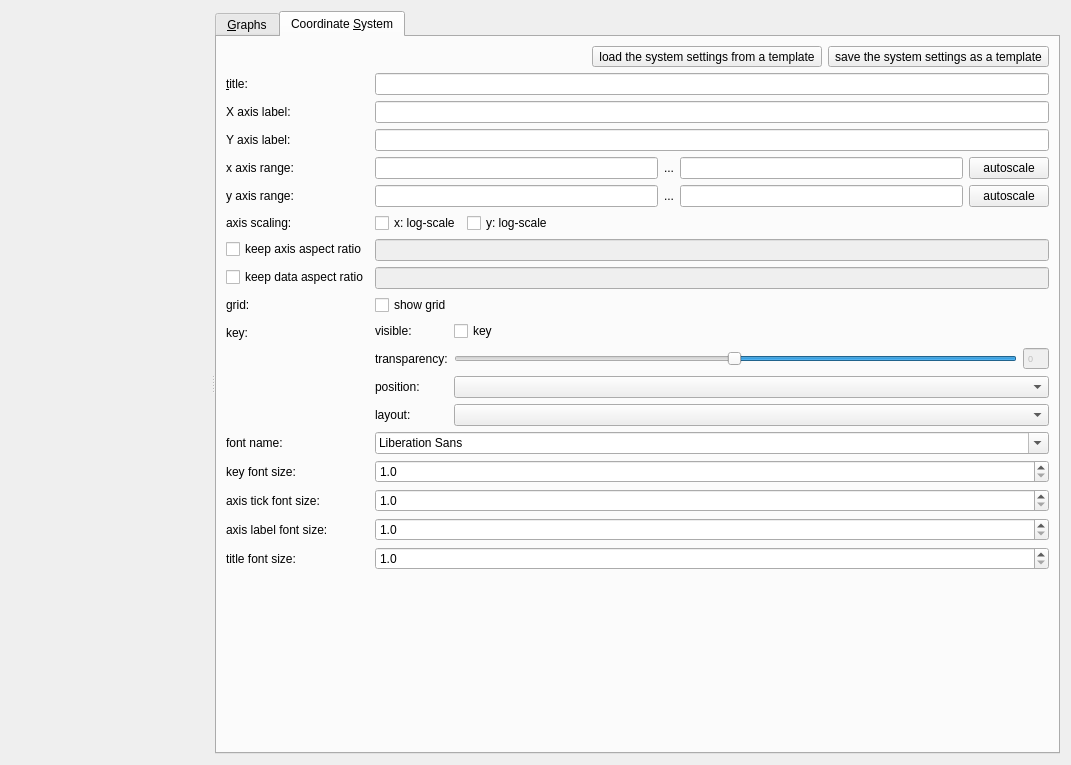
This is plugins/table/qfrdrtableplotwidget.ui in jkriege2/QuickFit3 as Qt 5 draws it before an edit. The edited form follows.
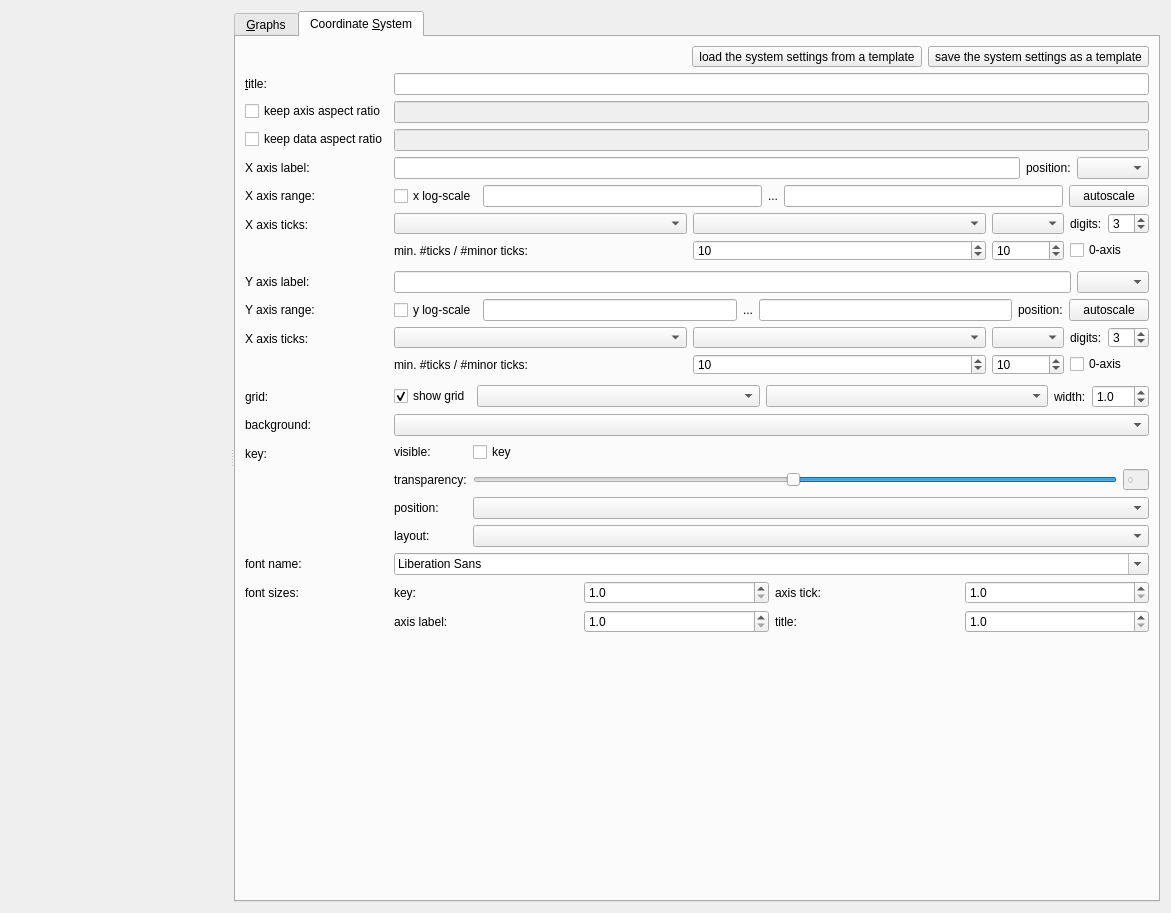
This is the edited form. The open tabs and pages were chosen to show the change. Icons and pictures are not drawn. Custom widgets are drawn as their Qt base class.

Commit message: QuickFit3/table: more options to layout the coordinate system (background, axis styles, ...) QuickFit3/imFCCSFit: improvements ... made some changes in other plugins necessary (base_classes!)

What changed in the file:
```diff
--- a/plugins/table/qfrdrtableplotwidget.ui
+++ b/plugins/table/qfrdrtableplotwidget.ui
@@ -6,14 +6,14 @@
    <rect>
     <x>0</x>
     <y>0</y>
-    <width>841</width>
-    <height>730</height>
+    <width>1171</width>
+    <height>913</height>
    </rect>
   </property>
   <property name="windowTitle">
    <string>Form</string>
   </property>
-  <layout class="QHBoxLayout" name="horizontalLayout_5">
+  <layout class="QVBoxLayout" name="verticalLayout_2">
    <item>
     <widget class="QVisibleHandleSplitter" name="splitter">
      <property name="orientation">
@@ -1561,7 +1561,51 @@
         <string>Coordinate &amp;System</string>
        </attribute>
        <layout class="QFormLayout" name="formLayout_3">
-        <item row="3" column="0">
+        <item row="0" column="1">
+         <widget class="QWidget" name="widSaveCoordSettings" native="true">
+          <layout class="QHBoxLayout" name="horizontalLayout_14">
+           <property name="margin">
+            <number>0</number>
+           </property>
+           <item>
+            <spacer name="horizontalSpacer_2">
+             <property name="orientation">
+              <enum>Qt::Horizontal</enum>
+             </property>
+             <property name="sizeHint" stdset="0">
+              <size>
+               <width>40</width>
+               <height>20</height>
+              </size>
+             </property>
+            </spacer>
+           </item>
+           <item>
+            <widget class="QToolButton" name="btnLoadSystem">
+             <property name="text">
+              <string>load the system settings from a template</string>
+             </property>
+             <property name="icon">
+              <iconset resource="qfrdrtable.qrc">
+               <normaloff>:/table/fileopen.png</normaloff>:/table/fileopen.png</iconset>
+             </property>
+            </widget>
+           </item>
+           <item>
+            <widget class="QToolButton" name="btnSaveSystem">
+             <property name="text">
+              <string>save the system settings as a template</string>
+             </property>
+             <property name="icon">
+              <iconset resource="qfrdrtable.qrc">
+               <normaloff>:/table/filesave.png</normaloff>:/table/filesave.png</iconset>
+             </property>
+            </widget>
+           </item>
+          </layout>
+         </widget>
+        </item>
+        <item row="1" column="0">
          <widget class="QLabel" name="label_9">
           <property name="text">
            <string>&amp;title:</string>
@@ -1571,7 +1615,7 @@
           </property>
          </widget>
         </item>
-        <item row="3" column="1">
+        <item row="1" column="1">
          <widget class="QLineEdit" name="edtTitle">
           <property name="sizePolicy">
            <sizepolicy hsizetype="MinimumExpanding" vsizetype="Fixed">
@@ -1581,6 +1625,46 @@
           </property>
          </widget>
         </item>
+        <item row="2" column="0">
+         <widget class="QCheckBox" name="chkKeepAxisAspect">
+          <property name="text">
+           <string>keep axis aspect ratio</string>
+          </property>
+         </widget>
+        </item>
+        <item row="2" column="1">
+         <widget class="QFDoubleEdit" name="edtDataAspect">
+          <property name="enabled">
+           <bool>false</bool>
+          </property>
+          <property name="sizePolicy">
+           <sizepolicy hsizetype="MinimumExpanding" vsizetype="Fixed">
+            <horstretch>0</horstretch>
+            <verstretch>0</verstretch>
+           </sizepolicy>
+          </property>
+         </widget>
+        </item>
+        <item row="3" column="0">
+         <widget class="QCheckBox" name="chkKeepDataAspect">
+          <property name="text">
+           <string>keep data aspect ratio</string>
+          </property>
+         </widget>
+        </item>
+        <item row="3" column="1">
+         <widget class="QFDoubleEdit" name="edtAxisAspect">
+          <property name="enabled">
+           <bool>false</bool>
+          </property>
+          <property name="sizePolicy">
+           <sizepolicy hsizetype="MinimumExpanding" vsizetype="Fixed">
+            <horstretch>0</horstretch>
+            <verstretch>0</verstretch>
+           </sizepolicy>
+          </property>
+         </widget>
+        </item>
         <item row="4" column="0">
          <widget class="QLabel" name="label_7">
           <property name="text">
@@ -1592,47 +1676,48 @@
          </widget>
         </item>
         <item row="4" column="1">
-         <widget class="QLineEdit" name="edtXLabel">
-          <property name="sizePolicy">
-           <sizepolicy hsizetype="MinimumExpanding" vsizetype="Fixed">
-            <horstretch>0</horstretch>
-            <verstretch>0</verstretch>
-           </sizepolicy>
-          </property>
-         </widget>
+         <layout class="QHBoxLayout" name="horizontalLayout_2">
+          <item>
+           <widget class="QLineEdit" name="edtXLabel">
+            <property name="sizePolicy">
+             <sizepolicy hsizetype="MinimumExpanding" vsizetype="Fixed">
+              <horstretch>0</horstretch>
+              <verstretch>0</verstretch>
+             </sizepolicy>
+            </property>
+           </widget>
+          </item>
+          <item>
+           <widget class="QLabel" name="label_26">
+            <property name="text">
+             <string>position:</string>
+            </property>
+           </widget>
+          </item>
+          <item>
+           <widget class="JKQTPlabelPositionComboBox" name="cmbXLabelPosition"/>
+          </item>
+         </layout>
         </item>
         <item row="5" column="0">
-         <widget class="QLabel" name="label_8">
-          <property name="text">
-           <string>Y axis label:</string>
-          </property>
-          <property name="buddy">
-           <cstring>edtYLabel</cstring>
-          </property>
-         </widget>
-        </item>
-        <item row="5" column="1">
-         <widget class="QLineEdit" name="edtYLabel">
-          <property name="sizePolicy">
-           <sizepolicy hsizetype="MinimumExpanding" vsizetype="Fixed">
-            <horstretch>0</horstretch>
-            <verstretch>0</verstretch>
-           </sizepolicy>
-          </property>
-         </widget>
-        </item>
-        <item row="6" column="0">
          <widget class="QLabel" name="label_10">
           <property name="text">
-           <string>x axis range:</string>
+           <string>X axis range:</string>
           </property>
           <property name="buddy">
            <cstring>edtXMin</cstring>
           </property>
          </widget>
         </item>
-        <item row="6" column="1">
+        <item row="5" column="1">
          <layout class="QHBoxLayout" name="horizontalLayout_3">
+          <item>
+           <widget class="QCheckBox" name="chkLogX">
+            <property name="text">
+             <string>x log-scale</string>
+            </property>
+           </widget>
+          </item>
           <item>
            <widget class="QFDoubleEdit" name="edtXMin">
             <property name="sizePolicy">
@@ -1669,18 +1754,120 @@
           </item>
          </layout>
         </item>
+        <item row="6" column="0">
+         <widget class="QLabel" name="label_12">
+          <property name="text">
+           <string>X axis ticks:</string>
+          </property>
+          <property name="buddy">
+           <cstring>cmbXMode1</cstring>
+          </property>
+         </widget>
+        </item>
+        <item row="6" column="1">
+         <layout class="QGridLayout" name="gridLayout_5" columnstretch="1,1,0,0,0" columnminimumwidth="0,0,0,0,0">
+          <item row="0" column="0">
+           <widget class="JKQTPCAdrawModeComboBox" name="cmbXMode1"/>
+          </item>
+          <item row="0" column="2">
+           <widget class="JKQTPCAlabelTypeComboBox" name="cmbXLabel"/>
+          </item>
+          <item row="0" column="3">
+           <widget class="QLabel" name="label_3">
+            <property name="text">
+             <string>digits:</string>
+            </property>
+           </widget>
+          </item>
+          <item row="0" column="4">
+           <widget class="QSpinBox" name="spinXAxisDigits">
+            <property name="value">
+             <number>3</number>
+            </property>
+           </widget>
+          </item>
+          <item row="1" column="0">
+           <widget class="QLabel" name="label_4">
+            <property name="text">
+             <string>min. #ticks / #minor ticks:</string>
+            </property>
+            <property name="buddy">
+             <cstring>spinXAxisMinTicks</cstring>
+            </property>
+           </widget>
+          </item>
+          <item row="1" column="3" colspan="2">
+           <widget class="QCheckBox" name="chkX0Axis">
+            <property name="text">
+             <string>0-axis</string>
+            </property>
+           </widget>
+          </item>
+          <item row="0" column="1">
+           <widget class="JKQTPCAdrawModeComboBox" name="cmbXMode2"/>
+          </item>
+          <item row="1" column="1">
+           <widget class="QSpinBox" name="spinXAxisMinTicks">
+            <property name="value">
+             <number>10</number>
+            </property>
+           </widget>
+          </item>
+          <item row="1" column="2">
+           <widget class="QSpinBox" name="spinXAxisMinorTicks">
+            <property name="value">
+             <number>10</number>
+            </property>
+           </widget>
+          </item>
+         </layout>
+        </item>
         <item row="7" column="0">
+         <widget class="QLabel" name="label_8">
+          <property name="text">
+           <string>Y axis label:</string>
+          </property>
+          <property name="buddy">
+           <cstring>edtYLabel</cstring>
+          </property>
+         </widget>
+        </item>
+        <item row="7" column="1">
+         <layout class="QHBoxLayout" name="horizontalLayout_17" stretch="1,0">
+          <item>
+           <widget class="QLineEdit" name="edtYLabel">
+            <property name="sizePolicy">
+             <sizepolicy hsizetype="MinimumExpanding" vsizetype="Fixed">
+              <horstretch>0</horstretch>
+              <verstretch>0</verstretch>
+             </sizepolicy>
+            </property>
+           </widget>
+          </item>
+          <item>
+           <widget class="JKQTPlabelPositionComboBox" name="cmbYLabelPosition"/>
+          </item>
+         </layout>
+        </item>
+        <item row="8" column="0">
          <widget class="QLabel" name="label_11">
           <property name="text">
-           <string>y axis range:</string>
+           <string>Y axis range:</string>
           </property>
           <property name="buddy">
            <cstring>edtYMin</cstring>
           </property>
          </widget>
         </item>
-        <item row="7" column="1">
+        <item row="8" column="1">
          <layout class="QHBoxLayout" name="horizontalLayout_4">
+          <item>
+           <widget class="QCheckBox" name="chkLogY">
+            <property name="text">
+             <string>y log-scale</string>
+            </property>
+           </widget>
+          </item>
           <item>
            <widget class="QFDoubleEdit" name="edtYMin">
             <property name="sizePolicy">
@@ -1708,6 +1895,13 @@
             </property>
            </widget>
           </item>
+          <item>
+           <widget class="QLabel" name="label_29">
+            <property name="text">
+             <string>position:</string>
+            </property>
+           </widget>
+          </item>
           <item>
            <widget class="QPushButton" name="btnAutoscaleY">
             <property name="text">
@@ -1717,88 +1911,72 @@
           </item>
          </layout>
         </item>
-        <item row="8" column="0">
-         <widget class="QLabel" name="label_12">
-          <property name="text">
-           <string>axis scaling:</string>
-          </property>
-          <property name="buddy">
-           <cstring>chkLogX</cstring>
-          </property>
-         </widget>
-        </item>
-        <item row="8" column="1">
-         <layout class="QHBoxLayout" name="horizontalLayout_2">
-          <item>
-           <widget class="QCheckBox" name="chkLogX">
-            <property name="text">
-             <string>x: log-scale</string>
-            </property>
-           </widget>
-          </item>
-          <item>
-           <widget class="QCheckBox" name="chkLogY">
-            <property name="text">
-             <string>y: log-scale</string>
-            </property>
-           </widget>
-          </item>
-          <item>
-           <spacer name="horizontalSpacer_2">
-            <property name="orientation">
-             <enum>Qt::Horizontal</enum>
-            </property>
-            <property name="sizeHint" stdset="0">
-             <size>
-              <width>40</width>
-              <height>20</height>
-             </size>
-            </property>
-           </spacer>
-          </item>
-         </layout>
-        </item>
         <item row="9" column="0">
-         <widget class="QCheckBox" name="chkKeepAxisAspect">
+         <widget class="QLabel" name="label_22">
           <property name="text">
-           <string>keep axis aspect ratio</string>
+           <string>X axis ticks:</string>
+          </property>
+          <property name="buddy">
+           <cstring>cmbYMode1</cstring>
           </property>
          </widget>
         </item>
         <item row="9" column="1">
-         <widget class="QFDoubleEdit" name="edtAxisAspect">
-          <property name="enabled">
-           <bool>false</bool>
-          </property>
-          <property name="sizePolicy">
-           <sizepolicy hsizetype="MinimumExpanding" vsizetype="Fixed">
-            <horstretch>0</horstretch>
-            <verstretch>0</verstretch>
-           </sizepolicy>
-          </property>
-         </widget>
+         <layout class="QGridLayout" name="gridLayout_6" columnstretch="1,1,0,0,0" columnminimumwidth="0,0,0,0,0">
+          <item row="0" column="0">
+           <widget class="JKQTPCAdrawModeComboBox" name="cmbYMode1"/>
+          </item>
+          <item row="0" column="2">
+           <widget class="JKQTPCAlabelTypeComboBox" name="cmbYLabel"/>
+          </item>
+          <item row="0" column="3">
+           <widget class="QLabel" name="label_5">
+            <property name="text">
+             <string>digits:</string>
+            </property>
+           </widget>
+          </item>
+          <item row="0" column="4">
+           <widget class="QSpinBox" name="spinYAxisDigits">
+            <property name="value">
+             <number>3</number>
+            </property>
+           </widget>
+          </item>
+          <item row="1" column="0">
+           <widget class="QLabel" name="label_6">
+            <property name="text">
+             <string>min. #ticks / #minor ticks:</string>
+            </property>
+           </widget>
+          </item>
+          <item row="1" column="3" colspan="2">
+           <widget class="QCheckBox" name="chkY0Axis">
+            <property name="text">
+             <string>0-axis</string>
+            </property>
+           </widget>
+          </item>
+          <item row="0" column="1">
+           <widget class="JKQTPCAdrawModeComboBox" name="cmbYMode2"/>
+          </item>
+          <item row="1" column="1">
+           <widget class="QSpinBox" name="spinYAxisMinTicks">
+            <property name="value">
+             <number>10</number>
+            </property>
+           </widget>
+          </item>
+          <item row="1" column="2">
+           <widget class="QSpinBox" name="spinYAxisMinorTicks">
+            <property name="value">
+             <number>10</number>
+            </property>
+           </widget>
+          </item>
+         </layout>
         </item>
         <item row="10" column="0">
-         <widget class="QCheckBox" name="chkKeepDataAspect">
-          <property name="text">
-           <string>keep data aspect ratio</string>
-          </property>
-         </widget>
-        </item>
-        <item row="10" column="1">
-         <widget class="QFDoubleEdit" name="edtDataAspect">
-          <property name="enabled">
-           <bool>false</bool>
-          </property>
-          <property name="sizePolicy">
-           <sizepolicy hsizetype="MinimumExpanding" vsizetype="Fixed">
-            <horstretch>0</horstretch>
-            <verstretch>0</verstretch>
-           </sizepolicy>
-          </property>
-         </widget>
-        </item>
-        <item row="11" column="0">
          <widget class="QLabel" name="label_16">
           <property name="text">
            <string>grid:</string>
@@ -1808,10 +1986,71 @@
           </property>
          </widget>
         </item>
+        <item row="10" column="1">
+         <layout class="QHBoxLayout" name="horizontalLayout_18" stretch="0,1,1,0,0">
+          <item>
+           <widget class="QCheckBox" name="chkGrid">
+            <property name="text">
+             <string>show grid</string>
+            </property>
+            <property name="checked">
+             <bool>true</bool>
+            </property>
+           </widget>
+          </item>
+          <item>
+           <widget class="ColorComboBox" name="cmbGridColor">
+            <property name="enabled">
+             <bool>true</bool>
+            </property>
+           </widget>
+          </item>
+          <item>
+           <widget class="LineStyleComboBox" name="cmbGridLinestyle">
+            <property name="enabled">
+             <bool>true</bool>
+            </property>
+           </widget>
+          </item>
+          <item>
+           <widget class="QLabel" name="label_24">
+            <property name="enabled">
+             <bool>true</bool>
+            </property>
+            <property name="text">
+             <string>width:</string>
+            </property>
+           </widget>
+          </item>
+          <item>
+           <widget class="QDoubleSpinBox" name="spinGridWidth">
+            <property name="enabled">
+             <bool>true</bool>
+            </property>
+            <property name="decimals">
+             <number>1</number>
+            </property>
+            <property name="value">
+             <double>1.000000000000000</double>
+            </property>
+           </widget>
+          </item>
+         </layout>
+        </item>
+        <item row="11" column="0">
+         <widget class="QLabel" name="label_25">
+          <property name="text">
+           <string>background:</string>
+          </property>
+          <property name="buddy">
+           <cstring>cmbBackgroundColor</cstring>
+          </property>
+         </widget>
+        </item>
         <item row="11" column="1">
-         <widget class="QCheckBox" name="chkGrid">
-          <property name="text">
-           <string>show grid</string>
+         <widget class="ColorComboBox" name="cmbBackgroundColor">
+          <property name="enabled">
+           <bool>true</bool>
           </property>
          </widget>
         </item>
@@ -1827,9 +2066,6 @@
         </item>
         <item row="12" column="1">
          <layout class="QFormLayout" name="formLayout_2">
-          <property name="fieldGrowthPolicy">
-           <enum>QFormLayout::AllNonFixedFieldsGrow</enum>
-          </property>
           <item row="0" column="0">
            <widget class="QLabel" name="label_37">
             <property name="text">
@@ -1985,9 +2221,9 @@
          </widget>
         </item>
         <item row="14" column="0">
-         <widget class="QLabel" name="label_18">
+         <widget class="QLabel" name="label_23">
           <property name="text">
-           <string>key font size:</string>
+           <string>font sizes:</string>
           </property>
           <property name="buddy">
            <cstring>spinKeyFontSize</cstring>
@@ -1995,118 +2231,40 @@
          </widget>
         </item>
         <item row="14" column="1">
-         <widget class="QDoubleSpinBox" name="spinKeyFontSize">
-          <property name="sizePolicy">
-           <sizepolicy hsizetype="Minimum" vsizetype="Fixed">
-            <horstretch>0</horstretch>
-            <verstretch>0</verstretch>
-           </sizepolicy>
-          </property>
-          <property name="decimals">
-           <number>1</number>
-          </property>
-          <property name="minimum">
-           <double>1.000000000000000</double>
-          </property>
-          <property name="maximum">
-           <double>256.000000000000000</double>
-          </property>
-         </widget>
-        </item>
-        <item row="15" column="0">
-         <widget class="QLabel" name="label_19">
-          <property name="text">
-           <string>axis tick font size:</string>
-          </property>
-          <property name="buddy">
-           <cstring>spinAxisFontSize</cstring>
-          </property>
-         </widget>
-        </item>
-        <item row="15" column="1">
-         <widget class="QDoubleSpinBox" name="spinAxisFontSize">
-          <property name="sizePolicy">
-           <sizepolicy hsizetype="Minimum" vsizetype="Fixed">
-            <horstretch>0</horstretch>
-            <verstretch>0</verstretch>
-           </sizepolicy>
-          </property>
-          <property name="decimals">
-           <number>1</number>
-          </property>
-          <property name="minimum">
-           <double>1.000000000000000</double>
-          </property>
-          <property name="maximum">
-           <double>256.000000000000000</double>
-          </property>
-         </widget>
-        </item>
-        <item row="16" column="0">
-         <widget class="QLabel" name="label_20">
-          <property name="text">
-           <string>axis label font size:</string>
-          </property>
-          <property name="buddy">
-           <cstring>spinAxisLabelFontSize</cstring>
-          </property>
-         </widget>
-        </item>
-        <item row="16" column="1">
-         <widget class="QDoubleSpinBox" name="spinAxisLabelFontSize">
-          <property name="decimals">
-           <number>1</number>
-          </property>
-          <property name="minimum">
-           <double>1.000000000000000</double>
-          </property>
-          <property name="maximum">
-           <double>256.000000000000000</double>
-          </property>
-         </widget>
-        </item>
-        <item row="17" column="0">
-         <widget class="QLabel" name="label_21">
-          <property name="text">
-           <string>title font size:</string>
-          </property>
-          <property name="buddy">
-           <cstring>spinTitleFontSize</cstring>
-          </property>
-         </widget>
-        </item>
-        <item row="17" column="1">
-         <widget class="QDoubleSpinBox" name="spinTitleFontSize">
-          <property name="decimals">
-           <number>1</number>
-          </property>
-          <property name="minimum">
-           <double>1.000000000000000</double>
-          </property>
-          <property name="maximum">
-           <double>256.000000000000000</double>
-          </property>
-         </widget>
-        </item>
-        <item row="2" column="1">
-         <layout class="QHBoxLayout" name="horizontalLayout_14">
-          <item>
-           <spacer name="horizontalSpacer_3">
-            <property name="orientation">
-             <enum>Qt::Horizontal</enum>
+         <layout class="QGridLayout" name="gridLayout_4">
+          <item row="0" column="0">
+           <widget class="QLabel" name="label_18">
+            <property name="text">
+             <string>key:</string>
             </property>
-            <property name="sizeHint" stdset="0">
-             <size>
-              <width>40</width>
-              <height>20</height>
-             </size>
+            <property name="buddy">
+             <cstring>spinKeyFontSize</cstring>
             </property>
-           </spacer>
+           </widget>
           </item>
-          <item>
-           <widget class="QToolButton" name="btnLoadSystem">
+          <item row="0" column="1">
+           <widget class="QDoubleSpinBox" name="spinKeyFontSize">
+            <property name="sizePolicy">
+             <sizepolicy hsizetype="Minimum" vsizetype="Fixed">
+              <horstretch>0</horstretch>
+              <verstretch>0</verstretch>
+             </sizepolicy>
+            </property>
+            <property name="decimals">
+             <number>1</number>
+            </property>
+            <property name="minimum">
+             <double>1.000000000000000</double>
+            </property>
+            <property name="maximum">
+             <double>256.000000000000000</double>
+            </property>
+           </widget>
+          </item>
+          <item row="1" column="0">
+           <widget class="QLabel" name="label_20">
             <property name="text">
-             <string>load the system settings from a template</string>
+             <string>axis label:</string>
             </property>
             <property name="icon">
              <iconset resource="qfrdrtable.qrc">
@@ -2114,14 +2272,68 @@
             </property>
            </widget>
           </item>
-          <item>
-           <widget class="QToolButton" name="btnSaveSystem">
+          <item row="1" column="1">
+           <widget class="QDoubleSpinBox" name="spinAxisLabelFontSize">
+            <property name="decimals">
+             <number>1</number>
+            </property>
+            <property name="minimum">
+             <double>1.000000000000000</double>
+            </property>
+            <property name="maximum">
+             <double>256.000000000000000</double>
+            </property>
+           </widget>
+          </item>
+          <item row="0" column="2">
+           <widget class="QLabel" name="label_19">
             <property name="text">
-             <string>save the system settings as a template</string>
+             <string>axis tick:</string>
             </property>
-            <property name="icon">
-             <iconset resource="qfrdrtable.qrc">
-              <normaloff>:/table/filesave.png</normaloff>:/table/filesave.png</iconset>
+            <property name="buddy">
+             <cstring>spinAxisFontSize</cstring>
+            </property>
+           </widget>
+          </item>
+          <item row="0" column="3">
+           <widget class="QDoubleSpinBox" name="spinAxisFontSize">
+            <property name="sizePolicy">
+             <sizepolicy hsizetype="Minimum" vsizetype="Fixed">
+              <horstretch>0</horstretch>
+              <verstretch>0</verstretch>
+             </sizepolicy>
+            </property>
+            <property name="decimals">
+             <number>1</number>
+            </property>
+            <property name="minimum">
+             <double>1.000000000000000</double>
+            </property>
+            <property name="maximum">
+             <double>256.000000000000000</double>
+            </property>
+           </widget>
+          </item>
+          <item row="1" column="2">
+           <widget class="QLabel" name="label_21">
+            <property name="text">
+             <string>title:</string>
+            </property>
+            <property name="buddy">
+             <cstring>spinTitleFontSize</cstring>
+            </property>
+           </widget>
+          </item>
+          <item row="1" column="3">
+           <widget class="QDoubleSpinBox" name="spinTitleFontSize">
+            <property name="decimals">
+             <number>1</number>
+            </property>
+            <property name="minimum">
+             <double>1.000000000000000</double>
+            </property>
+            <property name="maximum">
+             <double>256.000000000000000</double>
             </property>
            </widget>
           </item>
@@ -2153,14 +2365,6 @@
   </action>
  </widget>
  <customwidgets>
-  <customwidget>
-   <class>QFDoubleEdit</class>
-   <extends>QLineEdit</extends>
-   <header>qfdoubleedit.h</header>
-   <slots>
-    <signal>valueChanged(double)</signal>
-   </slots>
-  </customwidget>
   <customwidget>
    <class>QFPlotter</class>
    <extends>QWidget</extends>
@@ -2173,6 +2377,19 @@
    <header>qvisiblehandlesplitter.h</header>
    <container>1</container>
   </customwidget>
+  <customwidget>
+   <class>JKQTPerrorPlotstyleComboBox</class>
+   <extends>QComboBox</extends>
+   <header>jkqtptools.h</header>
+  </customwidget>
+  <customwidget>
+   <class>QFDoubleEdit</class>
+   <extends>QLineEdit</extends>
+   <header>qfdoubleedit.h</header>
+   <slots>
+    <signal>valueChanged(double)</signal>
+   </slots>
+  </customwidget>
   <customwidget>
    <class>LineStyleComboBox</class>
    <extends>QComboBox</extends>
@@ -2183,11 +2400,6 @@
    <extends>QComboBox</extends>
    <header>colorcombobox.h</header>
   </customwidget>
-  <customwidget>
-   <class>JKQTPerrorPlotstyleComboBox</class>
-   <extends>QComboBox</extends>
-   <header>jkqtptools.h</header>
-  </customwidget>
   <customwidget>
    <class>JKQTPSymbolComboBox</class>
    <extends>QComboBox</extends>
@@ -2208,6 +2420,21 @@
    <extends>QComboBox</extends>
    <header>jkqtpimageelements.h</header>
   </customwidget>
+  <customwidget>
+   <class>JKQTPCAdrawModeComboBox</class>
+   <extends>QComboBox</extends>
+   <header>jkqtptools.h</header>
+  </customwidget>
+  <customwidget>
+   <class>JKQTPCAlabelTypeComboBox</class>
+   <extends>QComboBox</extends>
+   <header>jkqtptools.h</header>
+  </customwidget>
+  <customwidget>
+   <class>JKQTPlabelPositionComboBox</class>
+   <extends>QComboBox</extends>
+   <header>jkqtptools.h</header>
+  </customwidget>
  </customwidgets>
  <tabstops>
   <tabstop>tabWidget</tabstop>
```
Left out of the diff: 388 changed lines with no effect on the pictures. The commit also changes 36 other files.
